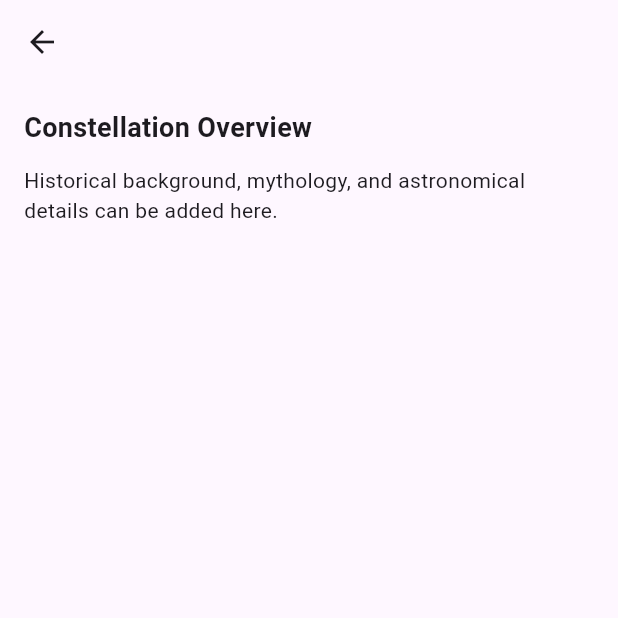
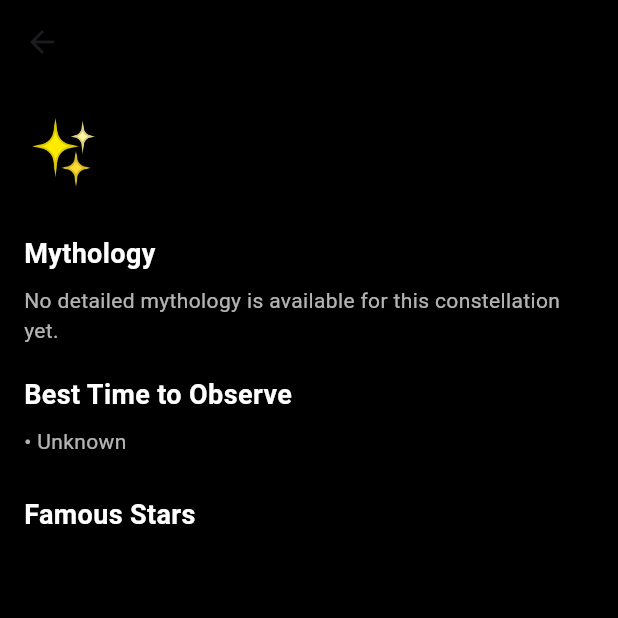
Before and after one commit to VedantMS/stella_caeli, a Flutter app: the ConstellationInfoScreen screen opened directly with empty values, on a phone screen of 412 x 824 dp, the top half of it. Run offline on Flutter 3.47's test engine with Material 3 defaults, Android fonts, the light colour scheme and no system bars; our stand-ins replace geolocator, sensors_plus, shared_preferences; accounts and stored records are empty.

Commit message:
Almost Done x2!

```diff
--- a/lib/controllers/sky_controller.dart
+++ b/lib/controllers/sky_controller.dart
@@ -263,8 +263,12 @@ class SkyController {
   // --------------------------------------------------
 
   double _wrapAngle(double a) {
-    while (a > pi) a -= 2 * pi;
-    while (a < -pi) a += 2 * pi;
+    while (a > pi) {
+      a -= 2 * pi;
+    }
+    while (a < -pi) {
+      a += 2 * pi;
+    }
     return a;
   }
 
--- a/lib/screens/constellation_info_screen.dart
+++ b/lib/screens/constellation_info_screen.dart
@@ -3,6 +3,9 @@ import 'package:flutter/material.dart';
 /// ConstellationInfoScreen
 /// ----------------------
 /// Displays educational information about a constellation.
+///
+/// Data is STATIC and keyed by constellation ID.
+/// No astronomy or sensor logic here.
 class ConstellationInfoScreen extends StatelessWidget {
   final String id;
 
@@ -13,30 +16,234 @@ class ConstellationInfoScreen extends StatelessWidget {
 
   @override
   Widget build(BuildContext context) {
+    final data = _constellationData[id] ?? _unknownConstellation(id);
+
     return Scaffold(
       appBar: AppBar(
-        title: Text(id),
+        title: Text(data.name),
+        backgroundColor: Colors.black,
       ),
-      body: Padding(
-        padding: const EdgeInsets.all(16.0),
+      backgroundColor: Colors.black,
+      body: SingleChildScrollView(
+        padding: const EdgeInsets.all(16),
         child: Column(
           crossAxisAlignment: CrossAxisAlignment.start,
-          children: const [
-            Text(
-              'Constellation Overview',
-              style: TextStyle(
-                fontSize: 18,
-                fontWeight: FontWeight.bold,
-              ),
+          children: [
+            // Icon + Name
+            Row(
+              children: [
+                Text(
+                  data.symbol,
+                  style: const TextStyle(
+                    fontSize: 42,
+                    color: Colors.cyanAccent,
+                  ),
+                ),
+                const SizedBox(width: 12),
+                Expanded(
+                  child: Text(
+                    data.name,
+                    style: const TextStyle(
+                      fontSize: 22,
+                      fontWeight: FontWeight.bold,
+                      color: Colors.white,
+                    ),
+                  ),
+                ),
+              ],
             ),
-            SizedBox(height: 12),
-            Text(
-              'Historical background, mythology, and '
-                  'astronomical details can be added here.',
-            ),
+
+            const SizedBox(height: 24),
+
+            _sectionTitle('Mythology'),
+            _sectionText(data.mythology),
+
+            const SizedBox(height: 20),
+
+            _sectionTitle('Best Time to Observe'),
+            _bulletList(data.bestMonths),
+
+            const SizedBox(height: 20),
+
+            _sectionTitle('Famous Stars'),
+            _bulletList(data.famousStars),
           ],
         ),
       ),
     );
   }
+
+  Widget _sectionTitle(String title) {
+    return Text(
+      title,
+      style: const TextStyle(
+        color: Colors.white,
+        fontSize: 18,
+        fontWeight: FontWeight.bold,
+      ),
+    );
+  }
+
+  Widget _sectionText(String text) {
+    return Padding(
+      padding: const EdgeInsets.only(top: 8),
+      child: Text(
+        text,
+        style: const TextStyle(
+          color: Colors.white70,
+          fontSize: 14,
+          height: 1.4,
+        ),
+      ),
+    );
+  }
+
+  Widget _bulletList(List<String> items) {
+    return Padding(
+      padding: const EdgeInsets.only(top: 8),
+      child: Column(
+        crossAxisAlignment: CrossAxisAlignment.start,
+        children: items.map((item) {
+          return Padding(
+            padding: const EdgeInsets.only(bottom: 6),
+            child: Text(
+              '• $item',
+              style: const TextStyle(
+                color: Colors.white70,
+                fontSize: 14,
+              ),
+            ),
+          );
+        }).toList(),
+      ),
+    );
+  }
 }
+
+/// --------------------------------
+/// Static constellation data
+/// --------------------------------
+
+class _ConstellationInfo {
+  final String name;
+  final String symbol;
+  final String mythology;
+  final List<String> bestMonths;
+  final List<String> famousStars;
+
+  const _ConstellationInfo({
+    required this.name,
+    required this.symbol,
+    required this.mythology,
+    required this.bestMonths,
+    required this.famousStars,
+  });
+}
+
+final Map<String, _ConstellationInfo> _constellationData = {
+  'ursa_major': _ConstellationInfo(
+    name: 'Saptarishi (Ursa Major)',
+    symbol: '🐻',
+    mythology:
+    'In Indian astronomy, Ursa Major is known as Saptarishi — the seven great sages: '
+        'Atri, Bharadvaja, Gautama, Jamadagni, Kashyapa, Vasishtha, and Vishwamitra. '
+        'They are eternal guides of dharma and cosmic order.\n\n'
+        'In Greek mythology, Ursa Major represents Callisto, a nymph transformed into a bear by Hera. '
+        'Zeus placed her in the sky to protect her.',
+    bestMonths: ['March', 'April', 'May', 'June'],
+    famousStars: [
+      'Dubhe',
+      'Merak',
+      'Phecda',
+      'Megrez',
+      'Alioth',
+      'Mizar',
+      'Alkaid',
+    ],
+  ),
+
+  'ursa_minor': _ConstellationInfo(
+    name: 'Ursa Minor',
+    symbol: '🧭',
+    mythology:
+    'Ursa Minor contains Polaris, the North Star. It has been used for navigation '
+        'for thousands of years by sailors and travelers.\n\n'
+        'In mythology, it is sometimes associated with Arcas, the son of Callisto.',
+    bestMonths: ['Visible all year (Northern Hemisphere)'],
+    famousStars: [
+      'Polaris',
+      'Kochab',
+      'Pherkad',
+    ],
+  ),
+
+  'orion': _ConstellationInfo(
+    name: 'Orion',
+    symbol: '🏹',
+    mythology:
+    'Orion was a mighty hunter in Greek mythology, placed in the sky by Zeus. '
+        'His belt and sword make him one of the most recognizable constellations.\n\n'
+        'In Indian astronomy, Orion is associated with Mriga (the celestial deer).',
+    bestMonths: ['December', 'January', 'February'],
+    famousStars: [
+      'Betelgeuse',
+      'Rigel',
+      'Bellatrix',
+      'Saiph',
+    ],
+  ),
+
+  'gemini': _ConstellationInfo(
+    name: 'Gemini',
+    symbol: '♊',
+    mythology:
+    'Gemini represents the twins Castor and Pollux. Pollux was immortal, and '
+        'Castor was mortal; Zeus united them in the sky so they could remain together.',
+    bestMonths: ['January', 'February'],
+    famousStars: [
+      'Castor',
+      'Pollux',
+    ],
+  ),
+
+  'canis_major': _ConstellationInfo(
+    name: 'Canis Major',
+    symbol: '🐕',
+    mythology:
+    'Canis Major represents Orion’s hunting dog. It contains Sirius, '
+        'the brightest star in the night sky.\n\n'
+        'Sirius was sacred in ancient Egypt and associated with the flooding of the Nile.',
+    bestMonths: ['December', 'January', 'February'],
+    famousStars: [
+      'Sirius',
+      'Adhara',
+      'Wezen',
+    ],
+  ),
+
+  'lyra': _ConstellationInfo(
+    name: 'Lyra',
+    symbol: '🎶',
+    mythology:
+    'Lyra represents the lyre of Orpheus, the legendary musician whose music '
+        'could charm all living things.\n\n'
+        'It is a small but prominent constellation due to Vega.',
+    bestMonths: ['June', 'July', 'August'],
+    famousStars: [
+      'Vega',
+      'Sheliak',
+      'Sulafat',
+    ],
+  ),
+};
+
+_ConstellationInfo _unknownConstellation(String id) {
+  return _ConstellationInfo(
+    name: id,
+    symbol: '✨',
+    mythology:
+    'No detailed mythology is available for this constellation yet.',
+    bestMonths: ['Unknown'],
+    famousStars: [],
+  );
+}
--- a/lib/screens/info_screen.dart
+++ b/lib/screens/info_screen.dart
@@ -31,10 +31,6 @@ class InfoScreen extends StatelessWidget {
             _infoRow('Declination', '${star.dec}°'),
             _infoRow('Magnitude', star.magnitude.toString()),
             const SizedBox(height: 24),
-            const Text(
-              'Educational content can be extended here.',
-              style: TextStyle(fontStyle: FontStyle.italic),
-            ),
           ],
         ),
       ),
--- a/lib/screens/settings_screen.dart
+++ b/lib/screens/settings_screen.dart
@@ -1,7 +1,6 @@
 import 'package:flutter/material.dart';
 
 import '../core/service_locator.dart';
-import '../controllers/settings_controller.dart';
 
 class SettingsScreen extends StatelessWidget {
   const SettingsScreen({super.key});
--- a/lib/screens/sky_view_screen.dart
+++ b/lib/screens/sky_view_screen.dart
@@ -9,6 +9,7 @@ import '../models/sky_state.dart';
 import '../models/star.dart';
 import '../services/orientation_service.dart';
 import '../widgets/sky_canvas.dart';
+import 'constellation_info_screen.dart';
 
 class SkyViewScreen extends StatefulWidget {
   const SkyViewScreen({super.key});
@@ -130,8 +131,24 @@ class _SkyViewScreenState extends State<SkyViewScreen> {
                   // -----------------------------
                   // Reticle
                   // -----------------------------
-                  const IgnorePointer(
-                    child: Center(child: _CenterReticle()),
+                  Center(
+                    child: GestureDetector(
+                      behavior: HitTestBehavior.translucent,
+                      onTap: () {
+                        final String? targetId = _skyState.targetConstellationId;
+
+                        if (targetId != null) {
+                          Navigator.push(
+                            context,
+                            MaterialPageRoute(
+                              builder: (_) =>
+                                  ConstellationInfoScreen(id: targetId),
+                            ),
+                          );
+                        }
+                      },
+                      child: const _CenterReticle(),
+                    ),
                   ),
 
                   // -----------------------------
@@ -151,22 +168,6 @@ class _SkyViewScreenState extends State<SkyViewScreen> {
                         ),
                       ),
                     ),
-
-                  // -----------------------------
-                  // Calibrate
-                  // -----------------------------
-                  Positioned(
-                    top: 40,
-                    right: 20,
-                    child: FloatingActionButton(
-                      mini: true,
-                      backgroundColor:
-                      Colors.black.withOpacity(0.6),
-                      onPressed: _orientationService.calibrate,
-                      child: const Icon(Icons.explore,
-                          color: Colors.redAccent, size: 20),
-                    ),
-                  ),
 
                   // -----------------------------
                   // Time & Location
@@ -224,8 +225,12 @@ class _SkyViewScreenState extends State<SkyViewScreen> {
   }
 
   double _wrapAngle(double a) {
-    while (a > pi) a -= 2 * pi;
-    while (a < -pi) a += 2 * pi;
+    while (a > pi) {
+      a -= 2 * pi;
+    }
+    while (a < -pi) {
+      a += 2 * pi;
+    }
     return a;
   }
 }
--- a/lib/services/astronomy_engine.dart
+++ b/lib/services/astronomy_engine.dart
@@ -1,7 +1,6 @@
 import 'dart:math';
 
 import '../models/star.dart';
-import '../models/sky_state.dart';
 
 /// AstronomyEngine
 /// ----------------
--- a/lib/services/orientation_service.dart
+++ b/lib/services/orientation_service.dart
@@ -87,21 +87,6 @@ class OrientationService {
     _accelSub?.cancel();
     _locationSub?.cancel();
     _controller.close();
-  }
-
-  /// User-triggered calibration:
-  /// Align camera forward WITHOUT touching North
-  /// Calibrate camera forward direction WITHOUT rotating the sky
-  void calibrate() {
-    // Preserve current camera azimuth visually
-    final double currentCameraAzimuth =
-        (_rawAzimuth - _cameraOffset + 2 * pi) % (2 * pi);
-
-    // Redefine zero so that future motion is relative to this view
-    _cameraOffset = _rawAzimuth - currentCameraAzimuth;
-
-    // Prevent startup auto-alignment from triggering again
-    _startupAligned = true;
   }
 
   // -------------------------
--- a/lib/widgets/sky_canvas.dart
+++ b/lib/widgets/sky_canvas.dart
@@ -234,8 +234,12 @@ class _SkyPainter extends CustomPainter {
   // ---------------- Helpers ----------------
 
   double _wrapAngle(double a) {
-    while (a > pi) a -= 2 * pi;
-    while (a < -pi) a += 2 * pi;
+    while (a > pi) {
+      a -= 2 * pi;
+    }
+    while (a < -pi) {
+      a += 2 * pi;
+    }
     return a;
   }
 
```
Also changed, not shown: lib/models/constellation.dart (deleted), lib/widgets/constellation_overlay.dart (deleted), lib/widgets/star_marker.dart (deleted), 1 other file.
